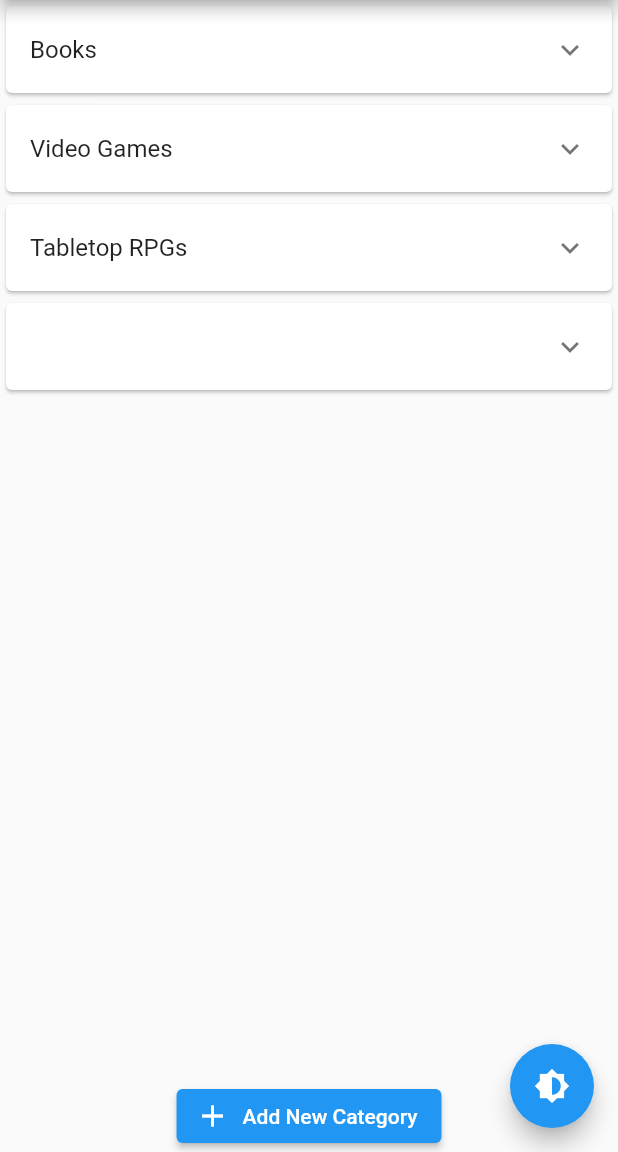
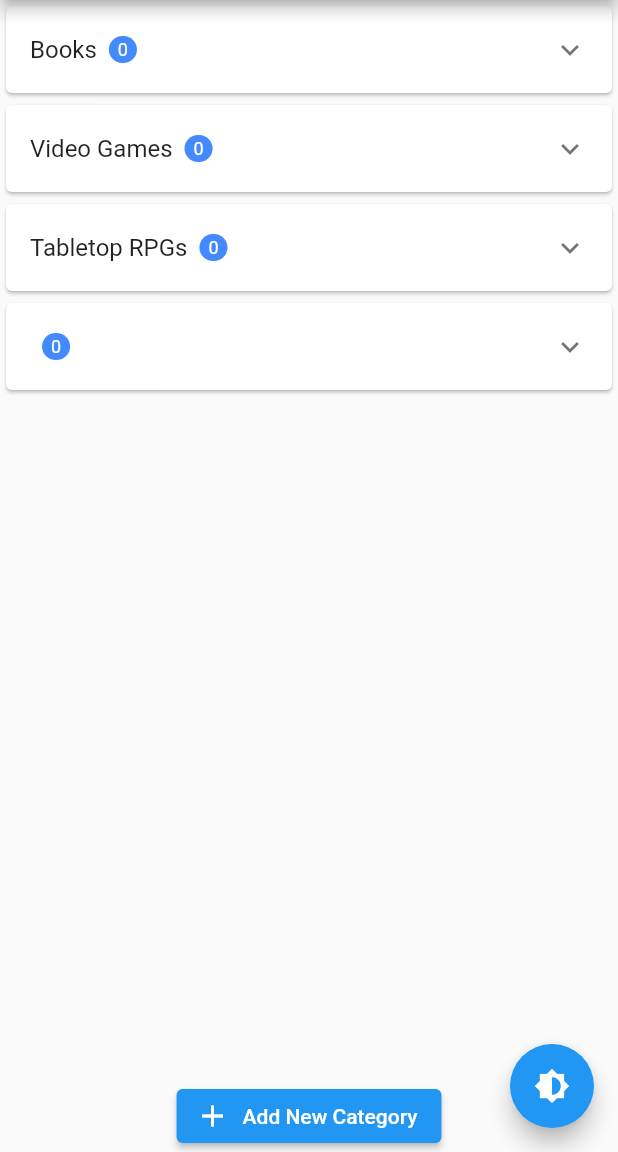
Before and after one commit to wtwente20/SavePoint, a Flutter app: the AddEntryScreen screen opened directly with empty values, after a tap on "Add Note", on a phone screen of 412 x 824 dp, the part 84-1236 px from its top. Run offline on Flutter 3.47's test engine with Material 2 defaults, Android fonts, the phone set to English and light mode, and no system bars; our stand-ins replace firebase_core, firebase_database, flutter_riverpod; accounts and stored records are empty.

Commit message:
hooked up back end, titles can save

```diff
--- a/lib/data/entry.dart
+++ b/lib/data/entry.dart
@@ -1,27 +1,51 @@
 class Entry {
+  final String id;  // <-- New field for the unique ID
   final String category;
   final String title;
-  final List<Note> notes;  // A list of Note objects
+  final List<Note> notes;
+
+
 
   Entry({
+    required this.id,  // <-- New required parameter for the unique ID
     required this.category,
     required this.title,
-    required this.notes, // Ensure that you always initialize this list when creating an Entry object.
+    required this.notes,
   });
 
-  // A utility method to copy an Entry object and override specific properties if needed.
   Entry copyWith({
+    String? id,
     String? category,
     String? title,
     List<Note>? notes,
   }) {
     return Entry(
+      id: id ?? this.id,
       category: category ?? this.category,
       title: title ?? this.title,
       notes: notes ?? this.notes,
     );
   }
+
+  // Convert Entry to JSON
+  Map<String, dynamic> toJson() => {
+        'id': id,
+        'category': category,
+        'title': title,
+        'notes': notes.map((note) => note.toJson()).toList(),
+      };
+
+  // Convert JSON to Entry
+  factory Entry.fromJson(Map<String, dynamic> json, {required String id}) => Entry(
+        id: id,
+        category: json['category'],
+        title: json['title'],
+        notes: (json['notes'] as List? ?? [])
+            .map((noteJson) => Note.fromJson(noteJson as Map<String, dynamic>))
+            .toList(),
+      );
 }
+
 
 class Note {
   final String noteTitle;
@@ -31,4 +55,16 @@ class Note {
     required this.noteTitle,
     required this.content,
   });
+
+  // Convert Note to JSON
+  Map<String, dynamic> toJson() => {
+        'noteTitle': noteTitle,
+        'content': content,
+      };
+
+  // Convert JSON to Note
+  factory Note.fromJson(Map<String, dynamic> json) => Note(
+        noteTitle: json['noteTitle'],
+        content: json['content'],
+      );
 }
--- a/lib/widgets/category_card.dart
+++ b/lib/widgets/category_card.dart
@@ -28,7 +28,23 @@ class CategoryCard extends ConsumerWidget {
 
     return Card(
   child: ExpansionTile(
-        title: Text(categoryKey),
+    title: Row(
+      children: [
+        Text(categoryKey),
+        SizedBox(width: 8.0),
+        Container(
+          padding: EdgeInsets.symmetric(horizontal: 6.0, vertical: 2.0),
+          decoration: BoxDecoration(
+            color: Colors.blueAccent,
+            borderRadius: BorderRadius.circular(12.0),
+          ),
+          child: Text(
+            '${categoryTitles.length}',  // Display the number of titles
+            style: TextStyle(color: Colors.white, fontSize: 12.0),
+          ),
+        ),
+      ],
+    ),
     children: [
       ...categoryTitles.map((title) {
         final titleEntry = entries.firstWhere((e) => e.title == title);
@@ -44,5 +60,6 @@ class CategoryCard extends ConsumerWidget {
     ],
   ),
 );
+
   }
 }
```
Also changed, not shown: lib/main.dart (+8 -3 lines), lib/providers/entry_provider.dart (+97 -33 lines), lib/screens/home_screen.dart (+8 -6 lines), lib/widgets/title_card.dart (+7 -18 lines), pubspec.yaml (+7 -0 lines), pubspec.lock, 7 other files. Lines whose indentation alone changed are shown as unchanged.
